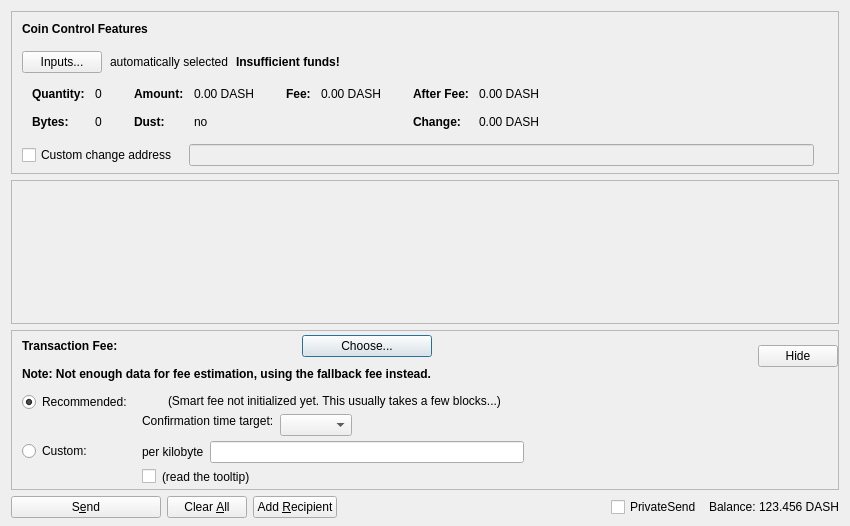
The window that src/qt/forms/sendcoinsdialog.ui (UbiState/ubicoin) describes before a commit, drawn with Qt 5.
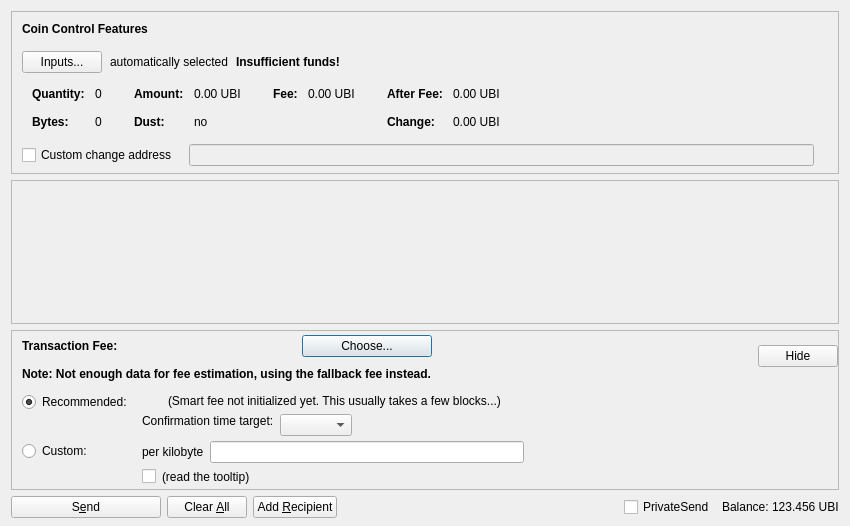
The same window after the commit. Custom widgets are drawn as their Qt base class.

```diff
--- a/src/qt/forms/sendcoinsdialog.ui
+++ b/src/qt/forms/sendcoinsdialog.ui
@@ -324,7 +324,7 @@
                   <enum>Qt::ActionsContextMenu</enum>
                  </property>
                  <property name="text">
-                  <string notr="true">0.00 DASH</string>
+                  <string notr="true">0.00 UBI</string>
                  </property>
                  <property name="textInteractionFlags">
                   <set>Qt::LinksAccessibleByMouse|Qt::TextSelectableByKeyboard|Qt::TextSelectableByMouse</set>
@@ -404,7 +404,7 @@
                   <enum>Qt::ActionsContextMenu</enum>
                  </property>
                  <property name="text">
-                  <string notr="true">0.00 DASH</string>
+                  <string notr="true">0.00 UBI</string>
                  </property>
                  <property name="textInteractionFlags">
                   <set>Qt::LinksAccessibleByMouse|Qt::TextSelectableByKeyboard|Qt::TextSelectableByMouse</set>
@@ -455,7 +455,7 @@
                   <enum>Qt::ActionsContextMenu</enum>
                  </property>
                  <property name="text">
-                  <string notr="true">0.00 DASH</string>
+                  <string notr="true">0.00 UBI</string>
                  </property>
                  <property name="textInteractionFlags">
                   <set>Qt::LinksAccessibleByMouse|Qt::TextSelectableByKeyboard|Qt::TextSelectableByMouse</set>
@@ -484,7 +484,7 @@
                   <enum>Qt::ActionsContextMenu</enum>
                  </property>
                  <property name="text">
-                  <string notr="true">0.00 DASH</string>
+                  <string notr="true">0.00 UBI</string>
                  </property>
                  <property name="textInteractionFlags">
                   <set>Qt::LinksAccessibleByMouse|Qt::TextSelectableByKeyboard|Qt::TextSelectableByMouse</set>
@@ -1245,7 +1245,7 @@
           <cursorShape>IBeamCursor</cursorShape>
          </property>
          <property name="text">
-          <string notr="true">123.456 DASH</string>
+          <string notr="true">123.456 UBI</string>
          </property>
          <property name="textInteractionFlags">
           <set>Qt::LinksAccessibleByMouse|Qt::TextSelectableByKeyboard|Qt::TextSelectableByMouse</set>
```
